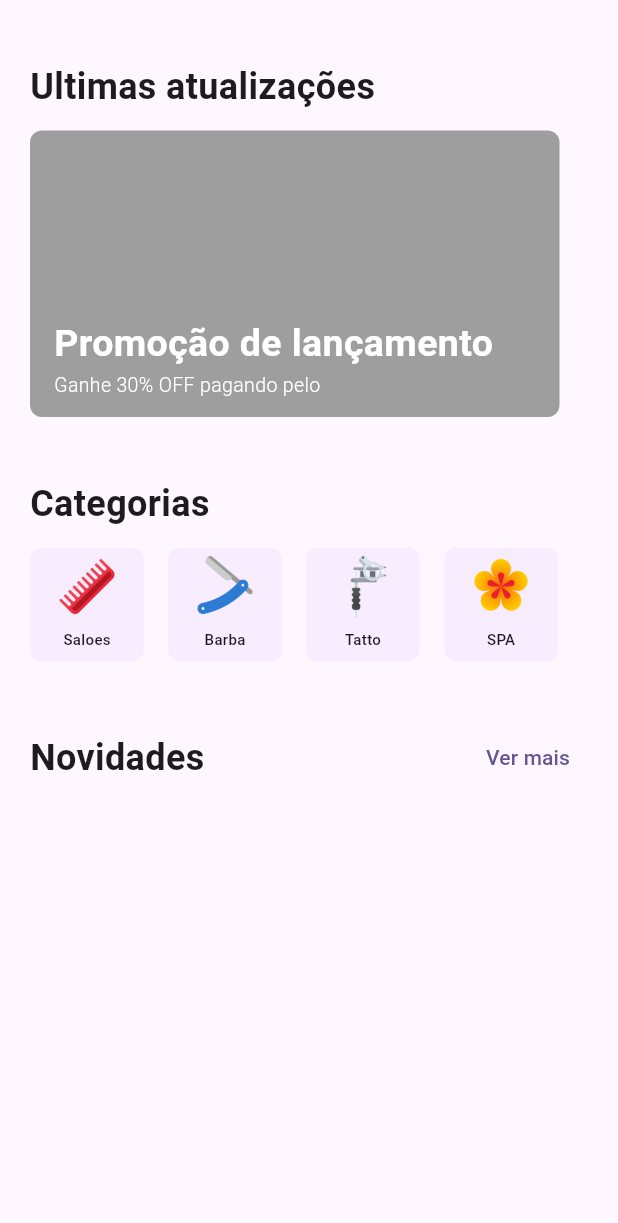
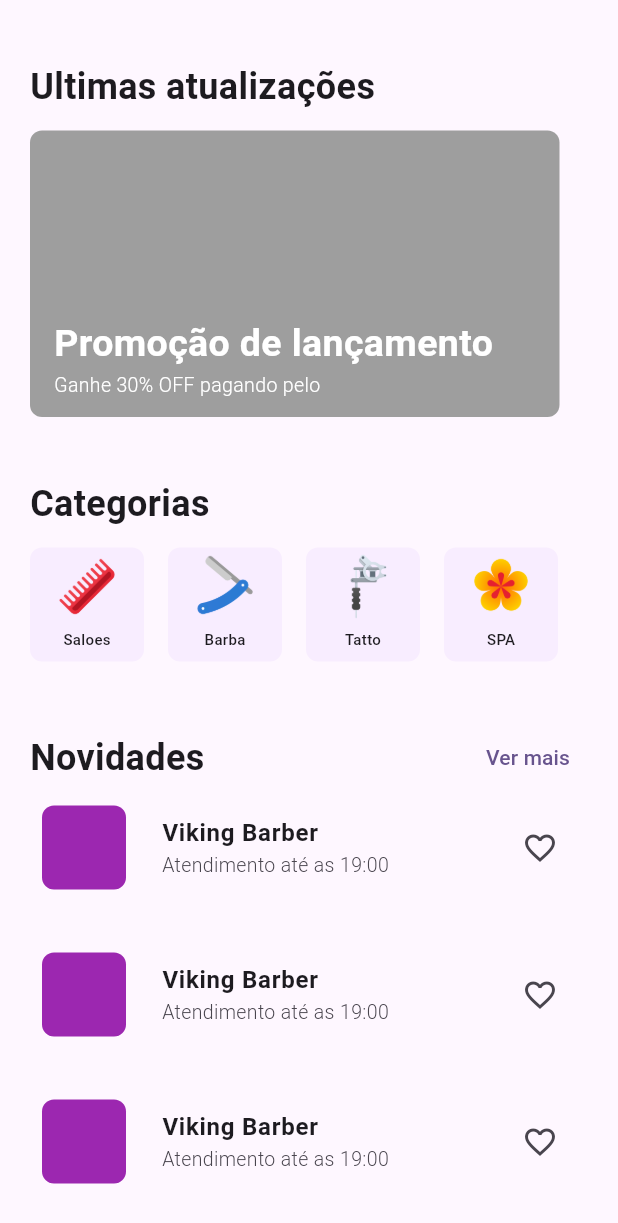
Before and after one commit to iCarlosAugusto/cabelim_app, a Flutter app: the screen it shows after launch, on a phone screen of 412 x 824 dp. Shown: the top 1223 px of the screen. Run offline on Flutter 3.47's test engine with Material 2 defaults, Android fonts, the light colour scheme and no system bars; our stand-ins replace firebase_core, google_sign_in, like_button; accounts and stored records are empty; Roboto replaces fonts that are missing (Urbanist).

Commit message:
feat: :sparkles: Criado a parte de novidades

```diff
--- a/lib/pages/home/home_page.dart
+++ b/lib/pages/home/home_page.dart
@@ -1,8 +1,10 @@
 import 'package:cabelin_app/widgets/category_wiget.dart';
 import 'package:cabelin_app/widgets/layout_widget.dart';
+import 'package:cabelin_app/widgets/list_widget.dart';
 import 'package:cabelin_app/widgets/text_button_widget.dart';
 import 'package:cabelin_app/widgets/text_widget.dart';
 import 'package:flutter/material.dart';
+import 'package:like_button/like_button.dart';
 
 class HomePage extends StatelessWidget {
   const HomePage({super.key});
@@ -110,6 +112,42 @@ class HomePage extends StatelessWidget {
                 })
               ],
             ),
+          ),
+          ListWidget(
+            physics: const NeverScrollableScrollPhysics(),
+            itemCount: 5,
+            separatorBuilder: (_, __) => Container(height: 26),
+            itemBuilder: (index, _) {
+              return ListTile(
+                contentPadding: const EdgeInsets.only(right: 8, left: 8),
+                leading: Container(
+                  height: 56,
+                  width: 56,
+                  decoration: const BoxDecoration(
+                    color: Colors.purple,
+                    borderRadius: BorderRadius.all(Radius.circular(8))
+                  ),
+                ),
+                horizontalTitleGap: 24,
+                title: const TextWidget(
+                  "Viking Barber",
+                  customWeight: FontWeight.w600,
+                  customFontsize: 16,
+                ),
+                subtitle: const TextWidget(
+                  "Atendimento até as 19:00",
+                  customWeight: FontWeight.w300,
+                  customFontsize: 13,
+                ),
+                trailing: IconButton(
+                  padding: EdgeInsets.zero,
+                  icon: const Icon(Icons.favorite_outline),
+                  onPressed: () {
+                    print("TODO: favoritar salao");
+                  },
+                )
+              );
+            },
           )
         ],
       )
```
